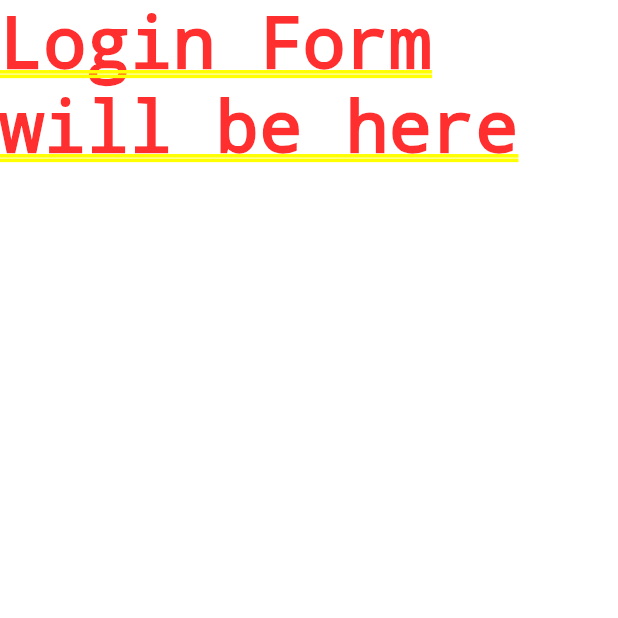
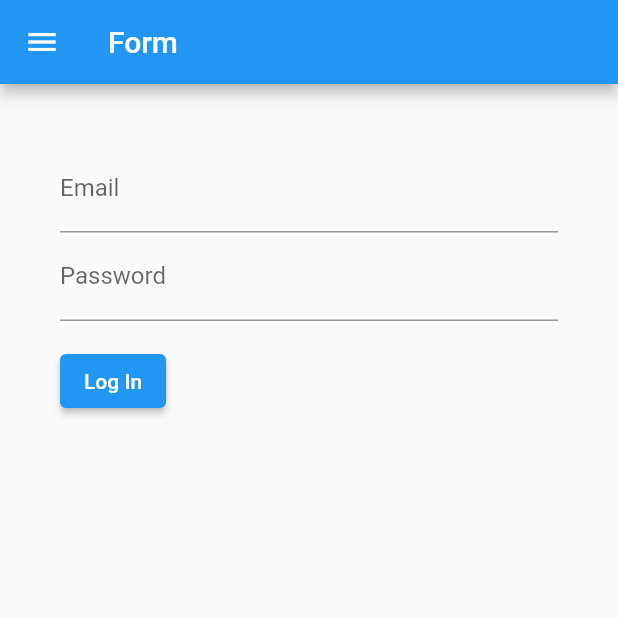
Before and after one commit to Areeb-007/Techincal_Assignment_Flutter_App, a Flutter app: the screen it shows after launch, after a tap on "Login Here", on a phone screen of 412 x 824 dp, the top half of it. Run offline on Flutter 3.47's test engine with Material 2 defaults, Android fonts, the phone set to English and light mode, and no system bars.

Commit message:
Navigation Drawer Added

```diff
--- a/technical_assignment_flutter_app/lib/main.dart
+++ b/technical_assignment_flutter_app/lib/main.dart
@@ -3,6 +3,7 @@ import 'package:provider/provider.dart';
 import 'package:technical_assignment_flutter_app/providers/authentication.dart';
 import 'package:technical_assignment_flutter_app/screens/login_screen.dart';
 import 'package:technical_assignment_flutter_app/screens/register_screen.dart';
+import 'package:technical_assignment_flutter_app/widgets/drawer.dart';
 
 void main() {
   runApp(MyApp());
@@ -12,12 +13,22 @@ class MyApp extends StatelessWidget {
   @override
   Widget build(BuildContext context) {
     return MultiProvider(
-      providers: [ChangeNotifierProvider.value(value: Auth())],
-      child: MaterialApp(
-        home: MyHome(),
-        debugShowCheckedModeBanner: false,
-      ),
-    );
+        providers: [ChangeNotifierProvider.value(value: Auth())],
+        child: MaterialApp(
+          home: MyHome(),
+          theme: ThemeData(
+            primarySwatch: Colors.pink,
+            accentColor: Colors.amber,
+            canvasColor: Color.fromRGBO(255, 254, 229, 1),
+            fontFamily: 'Raleway',
+            textTheme: ThemeData.light().textTheme.copyWith(
+                  bodyText2: TextStyle(
+                    color: Color.fromRGBO(20, 51, 51, 1),
+                  ),
+                ),
+          ),
+          debugShowCheckedModeBanner: false,
+        ));
   }
 }
 
@@ -26,48 +37,7 @@ class MyHome extends StatelessWidget {
   Widget build(BuildContext context) {
     return Scaffold(
       appBar: AppBar(title: Text('Home page')),
-      drawer: Drawer(
-        child: Container(
-          color: Color.fromRGBO(50, 75, 205, 1),
-          child: ListView(
-            // Important: Remove any padding from the ListView.
-            padding: EdgeInsets.zero,
-            children: <Widget>[
-              const SizedBox(
-                height: 38,
-              ),
-              // DrawerHeader(
-              //   decoration: BoxDecoration(
-              //     color: Colors.blue,
-              //   ),
-              //   child: Text('Techinal Application'),
-              // ),
-              ListTile(
-                title: Text('Login Screen'),
-                onTap: () {
-                  // Update the state of the app
-                  Navigator.push(context,
-                      MaterialPageRoute(builder: (context) => LoginScreen()));
-                  // Then close the drawer
-                  Navigator.pop(context);
-                },
-              ),
-              ListTile(
-                title: Text('Register Screen'),
-                onTap: () {
-                  // Update the state of the app
-                  Navigator.push(
-                      context,
-                      MaterialPageRoute(
-                          builder: (context) => RegisterScreen()));
-                  // Then close the drawer
-                  Navigator.pop(context);
-                },
-              ),
-            ],
-          ),
-        ),
-      ),
+      drawer: MainDrawer(),
       body: Center(
         child: Container(
           padding: EdgeInsets.all(20),
--- /dev/null
+++ b/technical_assignment_flutter_app/lib/models/userLogin.dart
@@ -0,0 +1,9 @@
+class UserLogin {
+  final String username;
+  final String password;
+
+  UserLogin({
+    required this.username,
+    required this.password,
+  });
+}
--- a/technical_assignment_flutter_app/lib/screens/login_screen.dart
+++ b/technical_assignment_flutter_app/lib/screens/login_screen.dart
@@ -1,10 +1,129 @@
+// import 'dart:convert';
+// import 'package:provider/provider.dart';
 import 'package:flutter/material.dart';
+import 'package:provider/provider.dart';
+// import 'package:technical_assignment_flutter_app/models/user.dart';
+import 'package:technical_assignment_flutter_app/models/userLogin.dart';
+import 'package:technical_assignment_flutter_app/providers/authentication.dart';
+import 'package:technical_assignment_flutter_app/widgets/drawer.dart';
 
-class LoginScreen extends StatelessWidget {
+// import 'package:http/http.dart' as http;
+
+// Create a Form widget.
+class LoginScreen extends StatefulWidget {
+  @override
+  LoginScreenState createState() {
+    return LoginScreenState();
+  }
+}
+
+// Create a corresponding State class.
+// This class holds data related to the form.
+class LoginScreenState extends State<LoginScreen> {
+  // Create a global key that uniquely identifies the Form widget
+  // and allows validation of the form.
+  //
+  // Note: This is a GlobalKey<FormState>,
+  // not a GlobalKey<MyCustomFormState>.
+  final _formKey = GlobalKey<FormState>();
+
+  Future<void> _saveform() async {
+    _formKey.currentState!.save();
+    await Provider.of<Auth>(context, listen: false)
+        .signin(_editedUser.username, _editedUser.password);
+  }
+
+  UserLogin _editedUser = UserLogin(
+    username: '',
+    password: '',
+  );
+
   @override
   Widget build(BuildContext context) {
-    return SafeArea(
-      child: Container(child: Text('Login Form will be here')),
+    // Build a Form widget using the _formKey created above.
+    return MaterialApp(
+      home: Scaffold(
+        drawer: MainDrawer(),
+        appBar: AppBar(
+          title: Text('Form'),
+        ),
+        body: Container(
+          margin: EdgeInsets.all(20),
+          padding: EdgeInsets.all(20),
+          child: Center(
+            child: Column(children: [
+              Form(
+                key: _formKey,
+                child: Column(
+                  crossAxisAlignment: CrossAxisAlignment.start,
+                  children: <Widget>[
+                    TextFormField(
+                      decoration: InputDecoration(labelText: 'Email'),
+                      // The validator receives the text that the user has entered.
+                      validator: (value) {
+                        if (value == null || value.isEmpty) {
+                          return 'Please enter some text';
+                        }
+                        if (!value.contains('@')) {
+                          return 'Invalid Email Pattern';
+                        }
+                        if (!value.contains('.com')) {
+                          return 'Invalid Email Pattern';
+                        }
+                        return null;
+                      },
+                      onSaved: (value) {
+                        _editedUser = UserLogin(
+                          username: value as String,
+                          password: _editedUser.password,
+                        );
+                      },
+                    ),
+                    TextFormField(
+                        decoration: InputDecoration(labelText: 'Password'),
+                        // The validator receives the text that the user has entered.
+                        obscureText: true,
+                        validator: (value) {
+                          if (value == null || value.isEmpty) {
+                            return 'Please enter some text';
+                          }
+                          if (value.length < 3) {
+                            return 'Enter atleast 3 characters';
+                          }
+
+                          return null;
+                        },
+                        onSaved: (value) {
+                          _editedUser = UserLogin(
+                            username: _editedUser.username,
+                            password: value as String,
+                          );
+                        }),
+                    Padding(
+                      padding: const EdgeInsets.symmetric(vertical: 16.0),
+                      child: ElevatedButton(
+                        onPressed: () {
+                          // Validate returns true if the form is valid, or false otherwise.
+                          if (_formKey.currentState!.validate()) {
+                            // If the form is valid, display a snackbar. In the real world,
+                            // you'd often call a server or save the information in a database.
+                            _saveform();
+                            ScaffoldMessenger.of(context).showSnackBar(
+                                SnackBar(content: Text('Processing Data')));
+                          }
+                        },
+                        child: Text('Log In'),
+                      ),
+                    ),
+                  ],
+                ),
+              ),
+              // ElevatedButton(onPressed: _onPressed, child: Text('Get Data'))
+            ]),
+          ),
+        ),
+      ),
+      debugShowCheckedModeBanner: false,
     );
   }
 }
--- /dev/null
+++ b/technical_assignment_flutter_app/lib/widgets/drawer.dart
@@ -0,0 +1,66 @@
+import 'package:flutter/material.dart';
+import 'package:technical_assignment_flutter_app/screens/login_screen.dart';
+import 'package:technical_assignment_flutter_app/screens/register_screen.dart';
+
+class MainDrawer extends StatelessWidget {
+  Widget buildListTile(String title, IconData icon, Function tapHandler) {
+    return ListTile(
+      leading: Icon(
+        icon,
+        size: 26,
+      ),
+      title: Text(
+        title,
+        style: TextStyle(
+          fontFamily: 'RobotoCondensed',
+          fontSize: 24,
+          fontWeight: FontWeight.bold,
+        ),
+      ),
+      onTap: () => tapHandler(),
+    );
+  }
+
+  @override
+  Widget build(BuildContext context) {
+    return Drawer(
+      child: Column(
+        children: <Widget>[
+          Container(
+            height: 120,
+            width: double.infinity,
+            padding: EdgeInsets.all(20),
+            alignment: Alignment.centerLeft,
+            color: Theme.of(context).accentColor,
+            child: Text(
+              'Technical Assignment !',
+              style: TextStyle(
+                  fontWeight: FontWeight.w900,
+                  fontSize: 30,
+                  color: Theme.of(context).primaryColor),
+            ),
+          ),
+          SizedBox(
+            height: 20,
+          ),
+          buildListTile(
+            'Login',
+            Icons.login,
+            () {
+              Navigator.push(context,
+                  MaterialPageRoute(builder: (context) => LoginScreen()));
+            },
+          ),
+          buildListTile(
+            'Register',
+            Icons.app_registration_outlined,
+            () {
+              Navigator.push(context,
+                  MaterialPageRoute(builder: (context) => RegisterScreen()));
+            },
+          ),
+        ],
+      ),
+    );
+  }
+}
```
Also changed, not shown: technical_assignment_flutter_app/lib/providers/authentication.dart (+12 -10 lines).
